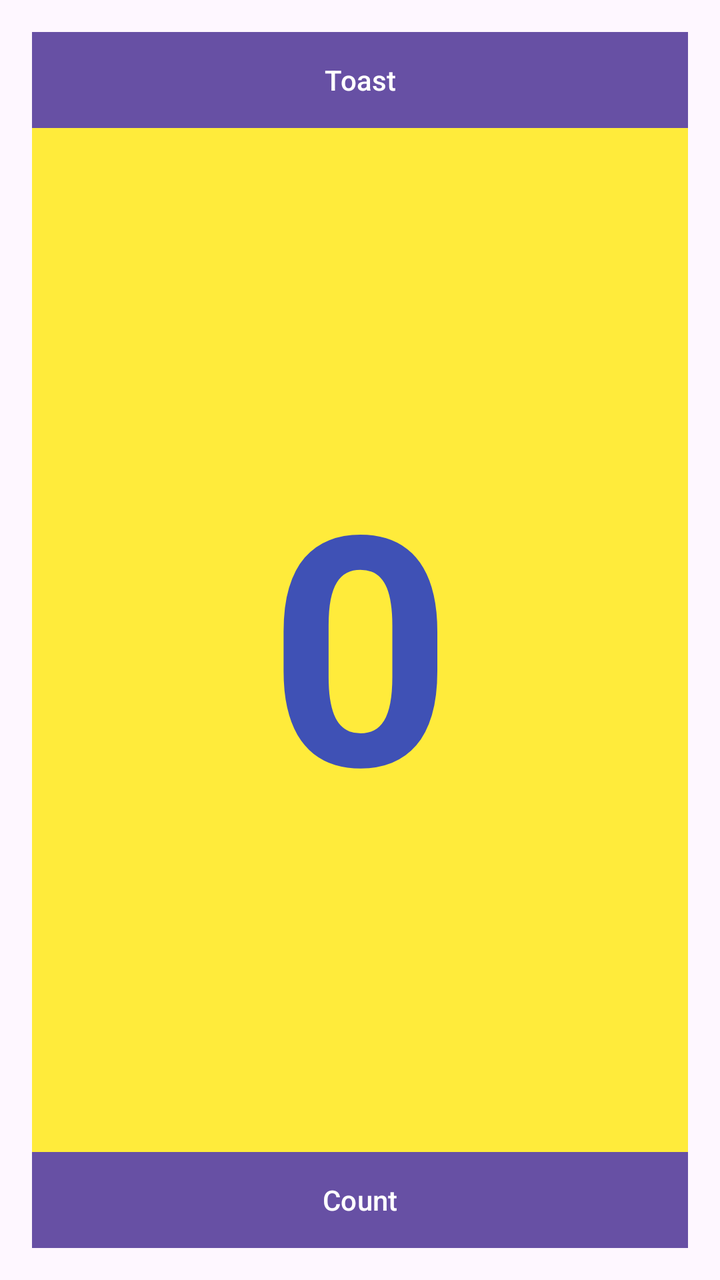
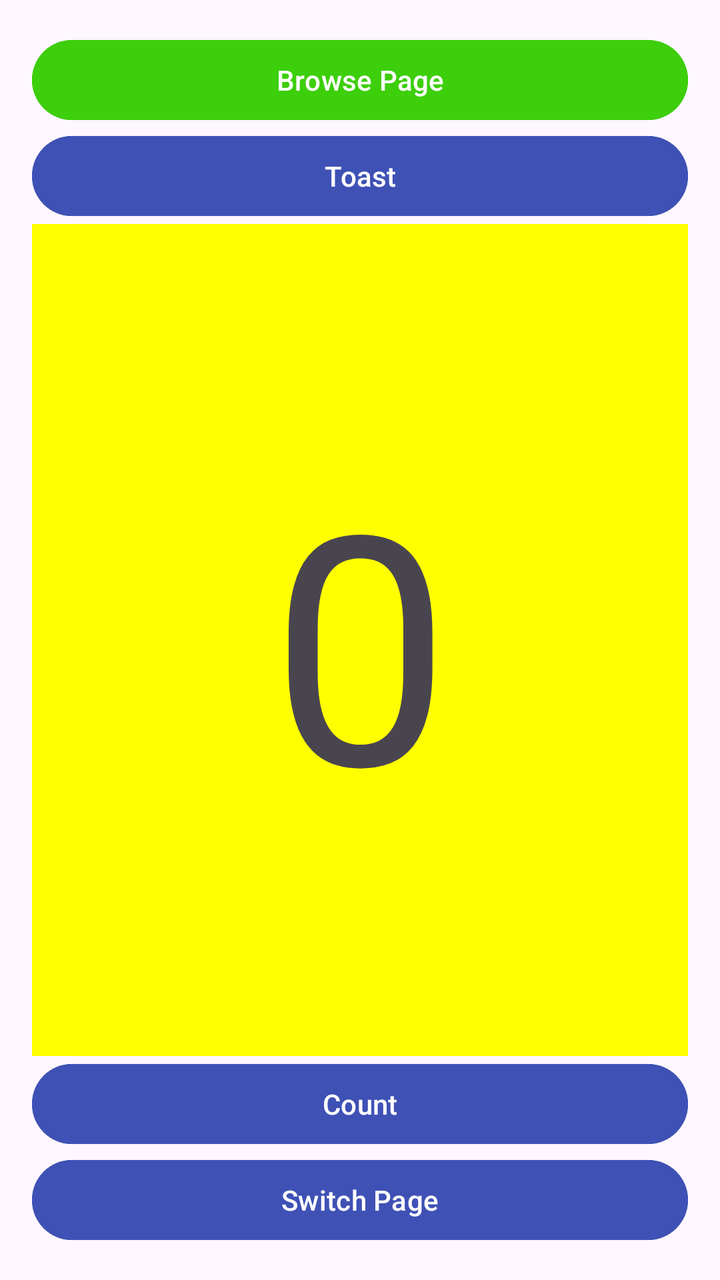

Screens rendered from an Android XML layout before and after an edit, with the pre-edit source and the edit as a unified diff.
<!-- AndroidManifest.xml: application theme Theme.HelloToast -->
<!-- res/layout/activity_main.xml -->
<?xml version="1.0" encoding="utf-8"?>
<androidx.constraintlayout.widget.ConstraintLayout xmlns:android="http://schemas.android.com/apk/res/android"
    xmlns:app="http://schemas.android.com/apk/res-auto"
    xmlns:tools="http://schemas.android.com/tools"
    android:id="@+id/main"
    android:layout_width="match_parent"
    android:layout_height="match_parent"
    android:paddingBottom="@dimen/activity_vertical_margin"
    android:paddingStart="@dimen/activity_horizontal_margin"
    android:paddingEnd="@dimen/activity_horizontal_margin"
    android:paddingTop="@dimen/activity_vertical_margin"
    tools:context=".MainActivity">

    <Button
        android:id="@+id/button_toast"
        android:layout_width="0dp"
        android:layout_height="wrap_content"
        android:background="@color/colorPrimary"
        android:text="@string/button_label_toast"
        android:textColor="@android:color/white"
        app:layout_constraintEnd_toEndOf="parent"
        app:layout_constraintStart_toStartOf="parent"
        app:layout_constraintTop_toTopOf="parent" />

    <TextView
        android:id="@+id/show_count"
        android:layout_width="0dp"
        android:layout_height="0dp"
        android:background="@color/colorSecondary"
        android:gravity="center"
        android:text="@string/count_initial_value"
        android:textColor="@color/colorPrimary"
        android:textSize="160sp"
        android:textStyle="bold"
        app:layout_constraintBottom_toTopOf="@+id/button_count"
        app:layout_constraintEnd_toEndOf="parent"
        app:layout_constraintStart_toStartOf="parent"
        app:layout_constraintTop_toBottomOf="@+id/button_toast" />

    <Button
        android:id="@+id/button_count"
        android:layout_width="0dp"
        android:layout_height="wrap_content"
        android:background="@color/colorPrimary"
        android:text="@string/button_label_count"
        android:textColor="@android:color/white"
        app:layout_constraintBottom_toBottomOf="parent"
        app:layout_constraintEnd_toEndOf="parent"
        app:layout_constraintStart_toStartOf="parent" />

</androidx.constraintlayout.widget.ConstraintLayout>
<!-- resources referenced by this layout -->
<resources>
  <color name="colorPrimary">#3F51B5</color>
  <color name="colorSecondary">#FFEB3B</color>
  <dimen name="activity_horizontal_margin">16dp</dimen>
  <dimen name="activity_vertical_margin">16dp</dimen>
  <string name="button_label_count">Count</string>
  <string name="button_label_toast">Toast</string>
  <string name="count_initial_value">0</string>
  <style name="Theme.HelloToast" parent="Base.Theme.HelloToast" />
  <style name="Base.Theme.HelloToast" parent="Theme.Material3.DayNight.NoActionBar">
          
          
      </style>
</resources>

<!-- the commit's change to res/layout/activity_main.xml (unified diff, before → after) -->
@@ -1,51 +1,56 @@
 <?xml version="1.0" encoding="utf-8"?>
-<androidx.constraintlayout.widget.ConstraintLayout xmlns:android="http://schemas.android.com/apk/res/android"
+<LinearLayout xmlns:android="http://schemas.android.com/apk/res/android"
     xmlns:app="http://schemas.android.com/apk/res-auto"
     xmlns:tools="http://schemas.android.com/tools"
     android:id="@+id/main"
     android:layout_width="match_parent"
     android:layout_height="match_parent"
+    android:orientation="vertical"
+    android:paddingLeft="@dimen/activity_horizontal_margin"
+    android:paddingTop="@dimen/activity_vertical_margin"
+    android:paddingRight="@dimen/activity_horizontal_margin"
     android:paddingBottom="@dimen/activity_vertical_margin"
-    android:paddingStart="@dimen/activity_horizontal_margin"
-    android:paddingEnd="@dimen/activity_horizontal_margin"
-    android:paddingTop="@dimen/activity_vertical_margin"
     tools:context=".MainActivity">
 
     <Button
+        android:id="@+id/button_browser"
+        android:layout_width="match_parent"
+        android:layout_height="wrap_content"
+        android:backgroundTint="#3DCE0C"
+        android:text="@string/button_label_browser" />
+
+    <Button
         android:id="@+id/button_toast"
-        android:layout_width="0dp"
+        android:layout_width="match_parent"
         android:layout_height="wrap_content"
-        android:background="@color/colorPrimary"
+        android:backgroundTint="@color/warnabiru"
         android:text="@string/button_label_toast"
-        android:textColor="@android:color/white"
-        app:layout_constraintEnd_toEndOf="parent"
-        app:layout_constraintStart_toStartOf="parent"
-        app:layout_constraintTop_toTopOf="parent" />
+        app:cornerRadius="20dp" />
 
     <TextView
         android:id="@+id/show_count"
-        android:layout_width="0dp"
+        android:layout_width="match_parent"
         android:layout_height="0dp"
-        android:background="@color/colorSecondary"
+        android:layout_weight="2"
+        android:background="#FFFF00"
         android:gravity="center"
         android:text="@string/count_initial_value"
-        android:textColor="@color/colorPrimary"
-        android:textSize="160sp"
-        android:textStyle="bold"
-        app:layout_constraintBottom_toTopOf="@+id/button_count"
-        app:layout_constraintEnd_toEndOf="parent"
-        app:layout_constraintStart_toStartOf="parent"
-        app:layout_constraintTop_toBottomOf="@+id/button_toast" />
+        android:textSize="160sp" />
 
     <Button
         android:id="@+id/button_count"
-        android:layout_width="0dp"
+        android:layout_width="match_parent"
         android:layout_height="wrap_content"
-        android:background="@color/colorPrimary"
+        android:backgroundTint="@color/warnabiru"
         android:text="@string/button_label_count"
-        android:textColor="@android:color/white"
-        app:layout_constraintBottom_toBottomOf="parent"
-        app:layout_constraintEnd_toEndOf="parent"
-        app:layout_constraintStart_toStartOf="parent" />
+        app:cornerRadius="20dp" />
 
-</androidx.constraintlayout.widget.ConstraintLayout>
+    <Button
+        android:id="@+id/button_switchpage"
+        android:layout_width="match_parent"
+        android:layout_height="wrap_content"
+        android:backgroundTint="@color/warnabiru"
+        android:text="@string/button_label_pindah"
+        app:cornerRadius="20dp" />
+
+</LinearLayout>
<!-- resource entries referenced after the edit -->
@@ -1,10 +1,11 @@
 <!-- resources referenced by this layout -->
 <resources>
-  <color name="colorPrimary">#3F51B5</color>
-  <color name="colorSecondary">#FFEB3B</color>
+  <color name="warnabiru">#3F51B5</color>
   <dimen name="activity_horizontal_margin">16dp</dimen>
   <dimen name="activity_vertical_margin">16dp</dimen>
+  <string name="button_label_browser">Browse Page</string>
   <string name="button_label_count">Count</string>
+  <string name="button_label_pindah">Switch Page</string>
   <string name="button_label_toast">Toast</string>
   <string name="count_initial_value">0</string>
   <style name="Theme.HelloToast" parent="Base.Theme.HelloToast" />
